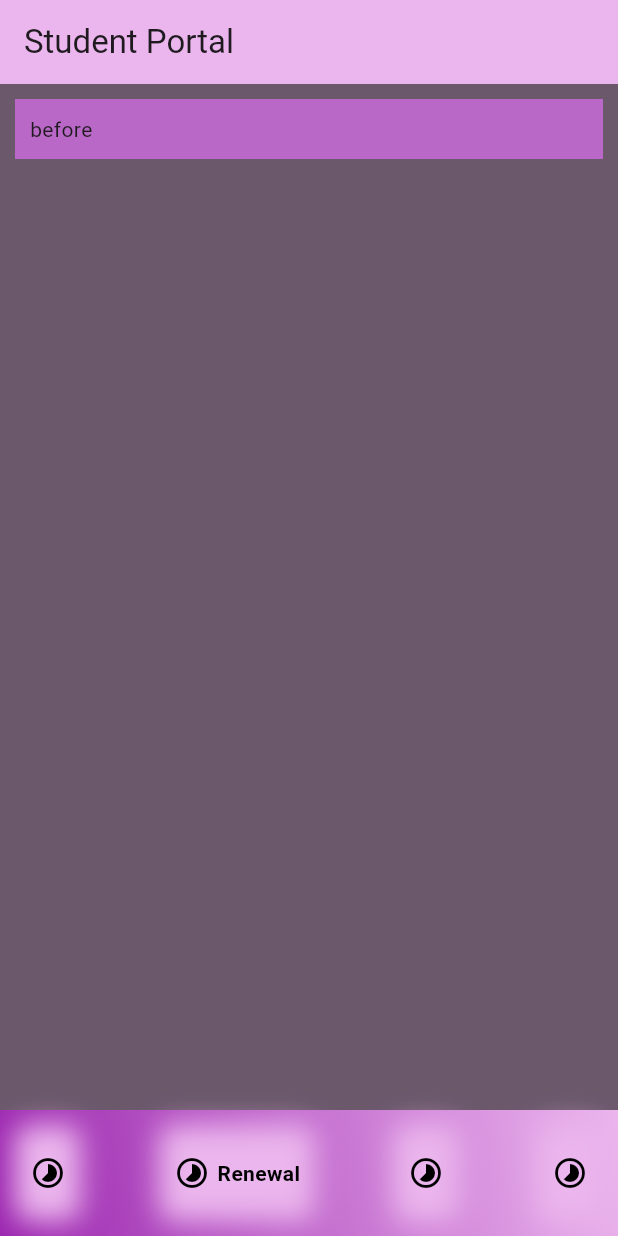
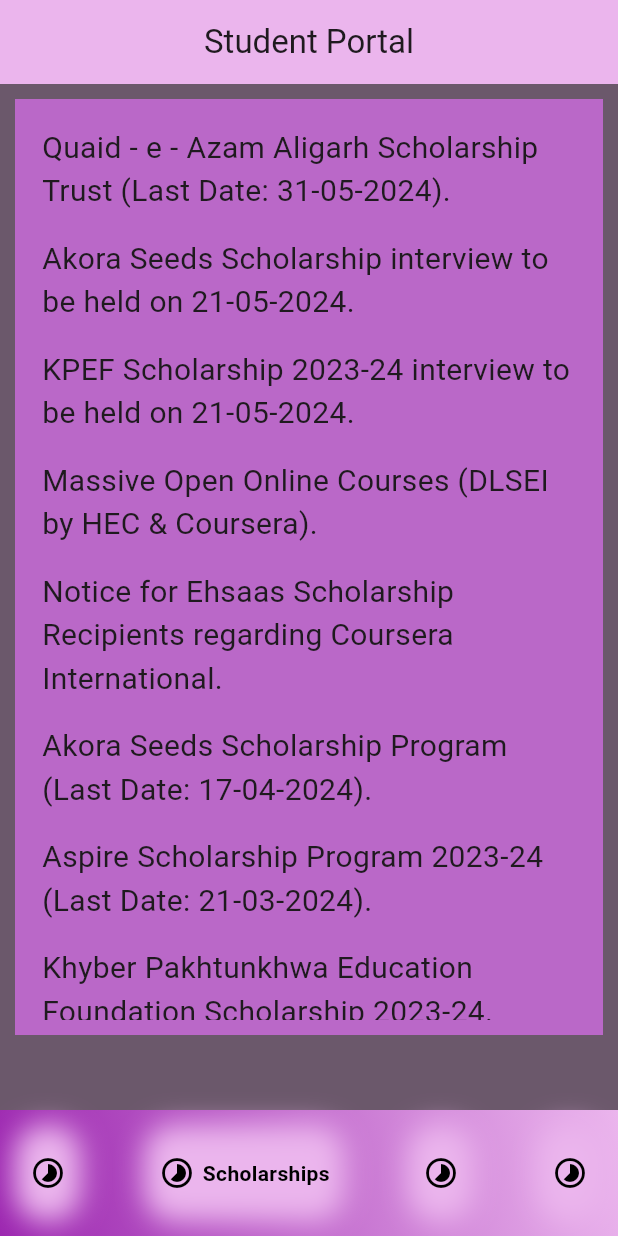
Before and after one commit to Faizan-glitch-os/university_student_portal, a Flutter app: the screen it shows after launch, item 2 of the bottom bar chosen, on a phone screen of 412 x 824 dp. Run offline on Flutter 3.47's test engine with Material 3 defaults, Android fonts, the phone set to English and light mode, and no system bars; drawn by our look-alikes of google_nav_bar, liquid_pull_to_refresh.

Commit message:
first two screens designed and can be accessed via bottom Navigation Bar

```diff
--- a/lib/app_screen.dart
+++ b/lib/app_screen.dart
@@ -2,6 +2,9 @@
 
 import 'package:liquid_pull_to_refresh/liquid_pull_to_refresh.dart';
 import 'package:google_nav_bar/google_nav_bar.dart';
+
+import 'news.dart';
+import 'list_of_screens.dart';
 
 class MyHomePage extends StatefulWidget {
   MyHomePage({super.key, required this.title});
@@ -14,12 +17,19 @@
 
 class _MyHomePageState extends State<MyHomePage> {
   String text = 'before';
+  int _selectedIndex = 0;
 
   Future<void> _handleRefresh() async {
-    Future.delayed(Duration(seconds: 3));
+    Future.delayed(
+      Duration(seconds: 3),
+    );
+  }
+
+  void _navigateBottomBar(int index) {
     setState(() {
-      text = 'Refershed';
+      _selectedIndex = index;
     });
+    print(_selectedIndex);
   }
 
   @override
@@ -31,7 +41,7 @@
       backgroundColor: Theme.of(context).colorScheme.secondary,
       appBar: AppBar(
         backgroundColor: Theme.of(context).colorScheme.inversePrimary,
-        title: Text(widget.title),
+        title: Center(child: Text(widget.title)),
         elevation: 0,
       ),
       body: LiquidPullToRefresh(
@@ -46,25 +56,29 @@
         child: ListView(
           children: [
             Container(
-                padding: EdgeInsets.all(10),
-                margin:
-                    EdgeInsets.only(left: 10, right: 10, top: 10, bottom: 20),
-                decoration: BoxDecoration(color: Colors.purple[300]),
-                child: Text(text)),
+              height: deviceHeight - 200,
+              padding: EdgeInsets.all(10),
+              margin: EdgeInsets.only(left: 10, right: 10, top: 10, bottom: 20),
+              decoration: BoxDecoration(color: Colors.purple[300]),
+              child: listOfScreens[_selectedIndex],
+            ),
           ],
         ),
       ),
       bottomNavigationBar: Container(
         decoration: BoxDecoration(
-            gradient: LinearGradient(colors: [
-          Theme.of(context).colorScheme.inversePrimary,
-          Colors.purple
-        ], begin: Alignment.topRight, end: Alignment.bottomLeft)),
+          gradient: LinearGradient(colors: [
+            Theme.of(context).colorScheme.inversePrimary,
+            Colors.purple
+          ], begin: Alignment.topRight, end: Alignment.bottomLeft),
+        ),
         padding: EdgeInsets.all(10),
         width: deviceWidth,
         child: GNav(
+          selectedIndex: _selectedIndex,
+          onTabChange: _navigateBottomBar,
           gap: 5,
-          tabBorderRadius: 10,
+          tabBorderRadius: 20,
           tabShadow: [
             BoxShadow(
                 color: Theme.of(context).colorScheme.inversePrimary,
@@ -80,19 +94,19 @@
           tabs: [
             GButton(
               icon: Icons.timelapse_rounded,
-              text: 'Renewal',
+              text: 'Latest News',
             ),
             GButton(
               icon: Icons.timelapse_rounded,
-              text: 'Renewal',
+              text: 'Scholarships',
             ),
             GButton(
               icon: Icons.timelapse_rounded,
-              text: 'Renewal',
+              text: 'Renewal Slip',
             ),
             GButton(
               icon: Icons.timelapse_rounded,
-              text: 'Renewal',
+              text: 'Deposit Slips',
             ),
           ],
         ),
--- /dev/null
+++ b/lib/list_of_screens.dart
@@ -0,0 +1,42 @@
+import 'package:flutter/material.dart';
+
+import 'news.dart';
+
+List<Widget> listOfScreens = [
+  ListView.builder(
+    itemCount: latestNews.length,
+    itemBuilder: (context, index) {
+      return Padding(
+        padding: const EdgeInsets.all(8.0),
+        child: Text(
+          latestNews[index],
+          style: TextStyle(fontSize: 20),
+        ),
+      );
+    },
+  ),
+  ListView.builder(
+    itemCount: scholarships.length,
+    itemBuilder: (context, index) {
+      return Padding(
+        padding: const EdgeInsets.all(8.0),
+        child: Text(
+          scholarships[index],
+          style: TextStyle(fontSize: 20),
+        ),
+      );
+    },
+  ),
+];
+
+class screens extends StatefulWidget {
+  @override
+  State<screens> createState() => _screensState();
+}
+
+class _screensState extends State<screens> {
+  @override
+  Widget build(BuildContext context) {
+    return const Placeholder();
+  }
+}
--- /dev/null
+++ b/lib/news.dart
@@ -0,0 +1,25 @@
+final List<String> latestNews = [
+  'Makeup Form Submission Last Date Extended till: 05-06-2024.',
+  '	One day Study Tour for Undergraduate Students (Last Date: 14-05-2024)',
+  'Submission Of Make Up Examination Forms (Outgoing as well enrolled students of Agriculture/FMCS session Fall, 2018 and onward.',
+  'Demonstration for the Posts of Lecturers FAHVS (Scheduled on: 17 & 18 April, 2024)',
+  '	Call for Papers (ICTAPP-24) 2nd International Conference on Computing Technologies, Tools and Applications JUNE 04-06, 2024 (Deadline for Paper submission: 05-05-2024)',
+  '	Admission/Migration in 2nd semester of undergraduate degree programs for the session Fall 2023-27 (Last Date: 06-04-2024)',
+  '	Recommendation for conferment of Pakistan Civil Awards-2024 (Last Date: 20-03-2024)',
+  '	Notice regarding unregistered students of Spring Semester 2024 (Last date: 14-03-2024)',
+  '	Admission Notice Class Nursery to 9th Session 2024-25 AUPS & College (Boys/Girls) Last Date: 18-03-2024.',
+  '	Schedule of Shortlisted Candidates for Interview/Demonstration FMCS (from 22 to 23 Feb, 2024).'
+];
+
+final List<String> scholarships = [
+  'Quaid - e - Azam Aligarh Scholarship Trust (Last Date: 31-05-2024).',
+  'Akora Seeds Scholarship interview to be held on 21-05-2024.',
+  'KPEF Scholarship 2023-24 interview to be held on 21-05-2024.',
+  'Massive Open Online Courses (DLSEI by HEC & Coursera).',
+  'Notice for Ehsaas Scholarship Recipients regarding Coursera International.',
+  'Akora Seeds Scholarship Program (Last Date: 17-04-2024).',
+  'Aspire Scholarship Program 2023-24 (Last Date: 21-03-2024).',
+  'Khyber Pakhtunkhwa Education Foundation Scholarship 2023-24.',
+  'Merged Areas Reserved Scholarship 2023-2024 (Last Date: 06-02-2024).',
+  'SWEF Scholarship Program 2023 Interview (From: 08-01-2024).'
+];
--- a/pubspec.yaml
+++ b/pubspec.yaml
@@ -37,6 +37,7 @@
   cupertino_icons: ^1.0.6
   liquid_pull_to_refresh: ^3.0.1
   google_nav_bar: ^5.0.6
+  marquee: ^2.2.3
 
 dev_dependencies:
   flutter_test:
```
Also changed, not shown: pubspec.lock, 1 other file.
